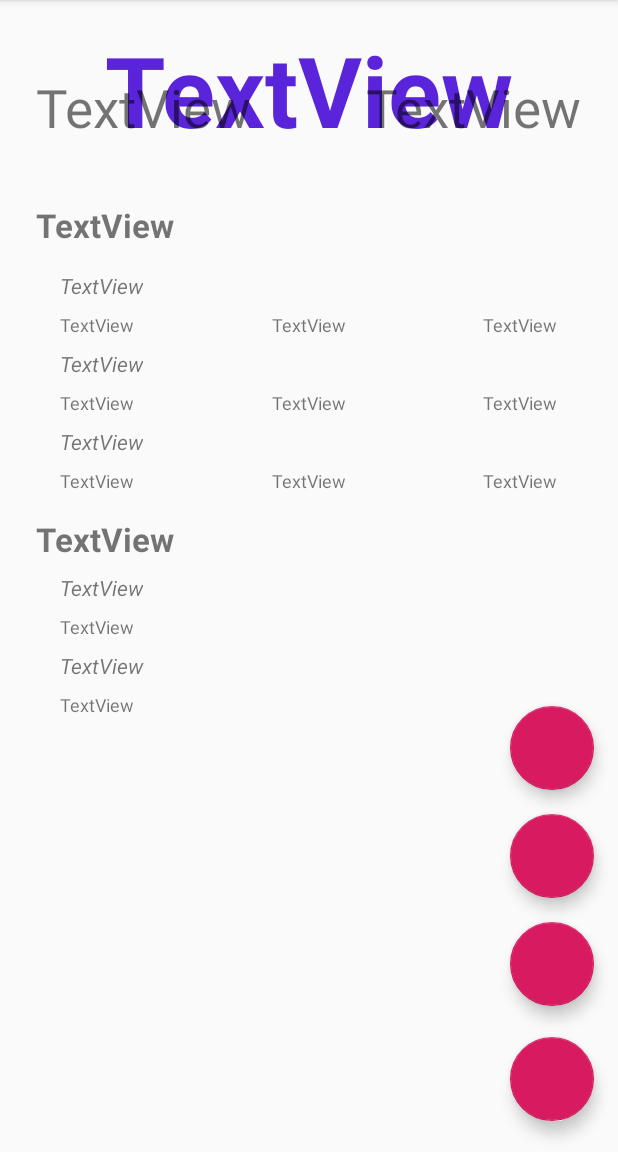
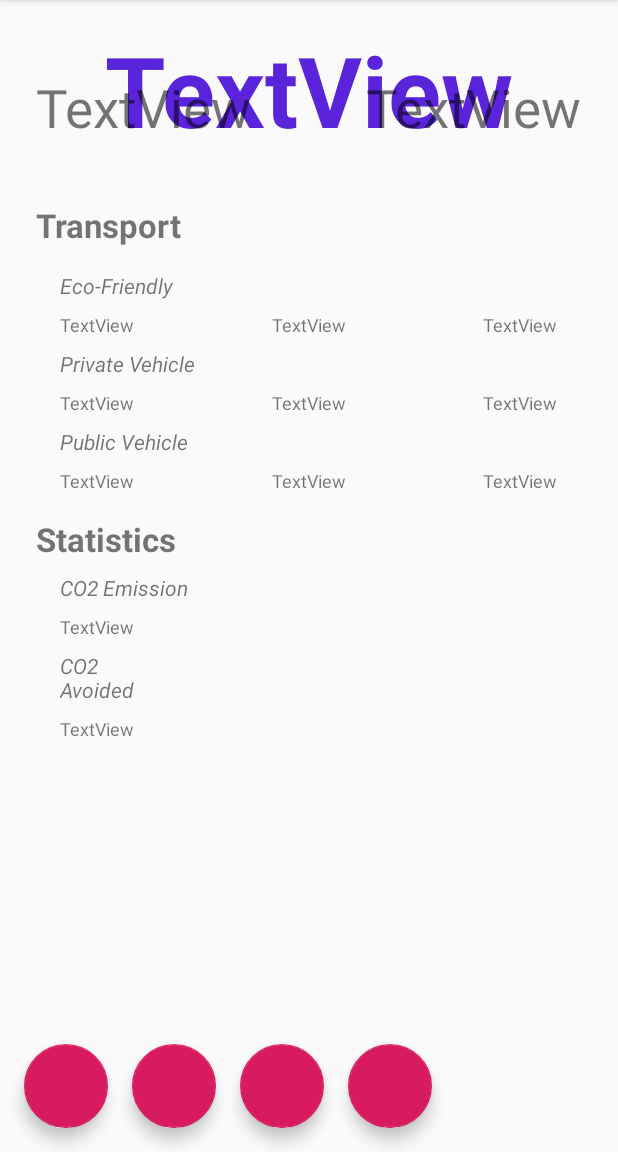
Before and after one commit to MiguelSanchezP/HackUPC2019, an Android app: the screen it shows after launch (MainActivity), on a phone screen of 412 x 824 dp, the part 84-1236 px from its top. Run offline under Robolectric (Android 15) with nearby library versions, the phone set to English and light mode, and no system bars.

Commit message:
Changed aesthetics and changed fixed textViews

```diff
--- a/app/src/main/res/layout/content_main.xml
+++ b/app/src/main/res/layout/content_main.xml
@@ -53,7 +53,7 @@
         android:layout_height="wrap_content"
         android:layout_marginStart="24dp"
         android:layout_marginTop="32dp"
-        android:text="TextView"
+        android:text="Transport"
         android:textSize="22sp"
         android:textStyle="bold"
         app:layout_constraintStart_toStartOf="parent"
@@ -66,7 +66,7 @@
         android:layout_height="wrap_content"
         android:layout_marginStart="16dp"
         android:layout_marginTop="16dp"
-        android:text="TextView"
+        android:text="Eco-Friendly"
         android:textStyle="italic"
         app:layout_constraintStart_toStartOf="@+id/Transport"
         app:layout_constraintTop_toBottomOf="@+id/Transport"
@@ -118,7 +118,7 @@
         android:layout_width="wrap_content"
         android:layout_height="wrap_content"
         android:layout_marginTop="8dp"
-        android:text="TextView"
+        android:text="Private Vehicle"
         android:textStyle="italic"
         app:layout_constraintStart_toStartOf="@+id/EcoFriendly"
         app:layout_constraintTop_toBottomOf="@+id/PercentageEco"
@@ -170,7 +170,7 @@
         android:layout_width="wrap_content"
         android:layout_height="wrap_content"
         android:layout_marginTop="8dp"
-        android:text="TextView"
+        android:text="Public Vehicle"
         android:textStyle="italic"
         app:layout_constraintStart_toStartOf="@+id/PercentagePrivate"
         app:layout_constraintTop_toBottomOf="@+id/PercentagePrivate"
@@ -222,16 +222,10 @@
         android:layout_width="wrap_content"
         android:layout_height="wrap_content"
         android:layout_marginStart="16dp"
-        android:layout_marginTop="16dp"
-        android:layout_marginEnd="16dp"
         android:layout_marginBottom="16dp"
         android:clickable="true"
         app:layout_constraintBottom_toBottomOf="parent"
-        app:layout_constraintEnd_toEndOf="parent"
-        app:layout_constraintHorizontal_bias="1.0"
         app:layout_constraintStart_toStartOf="parent"
-        app:layout_constraintTop_toTopOf="parent"
-        app:layout_constraintVertical_bias="0.88"
         app:srcCompat="?attr/colorAccent" />
 
     <TextView
@@ -240,7 +234,7 @@
         android:layout_height="wrap_content"
         android:layout_marginStart="24dp"
         android:layout_marginTop="16dp"
-        android:text="TextView"
+        android:text="Statistics"
         android:textSize="22sp"
         android:textStyle="bold"
         app:layout_constraintStart_toStartOf="parent"
@@ -253,7 +247,7 @@
         android:layout_height="wrap_content"
         android:layout_marginStart="16dp"
         android:layout_marginTop="8dp"
-        android:text="TextView"
+        android:text="CO2 Emission"
         android:textStyle="italic"
         app:layout_constraintStart_toStartOf="@+id/Statistics"
         app:layout_constraintTop_toBottomOf="@+id/Statistics"
@@ -264,7 +258,7 @@
         android:layout_width="78dp"
         android:layout_height="wrap_content"
         android:layout_marginTop="8dp"
-        android:text="TextView"
+        android:text="CO2 Avoided"
         android:textStyle="italic"
         app:layout_constraintStart_toStartOf="@+id/ValEmission"
         app:layout_constraintTop_toBottomOf="@+id/ValEmission"
@@ -297,36 +291,31 @@
         android:layout_width="wrap_content"
         android:layout_height="wrap_content"
         android:layout_marginStart="16dp"
-        android:layout_marginTop="16dp"
-        android:layout_marginEnd="16dp"
         android:layout_marginBottom="16dp"
         android:clickable="true"
         app:layout_constraintBottom_toBottomOf="parent"
-        app:layout_constraintEnd_toEndOf="parent"
-        app:layout_constraintHorizontal_bias="1.0"
-        app:layout_constraintStart_toStartOf="parent"
-        app:layout_constraintTop_toBottomOf="@+id/PlottingButton"
+        app:layout_constraintStart_toEndOf="@+id/PlottingButton"
         app:srcCompat="?attr/colorAccent" />
 
     <com.google.android.material.floatingactionbutton.FloatingActionButton
         android:id="@+id/SavingButton"
         android:layout_width="wrap_content"
         android:layout_height="wrap_content"
-        android:layout_marginEnd="16dp"
+        android:layout_marginStart="16dp"
         android:layout_marginBottom="16dp"
         android:clickable="true"
-        app:layout_constraintBottom_toTopOf="@+id/PlottingButton"
-        app:layout_constraintEnd_toEndOf="parent"
+        app:layout_constraintBottom_toBottomOf="parent"
+        app:layout_constraintStart_toEndOf="@+id/PendingButton"
         app:srcCompat="?attr/colorAccent" />
 
     <com.google.android.material.floatingactionbutton.FloatingActionButton
         android:id="@+id/LoadingButton"
         android:layout_width="wrap_content"
         android:layout_height="wrap_content"
-        android:layout_marginEnd="16dp"
+        android:layout_marginStart="16dp"
         android:layout_marginBottom="16dp"
         android:clickable="true"
-        app:layout_constraintBottom_toTopOf="@+id/SavingButton"
-        app:layout_constraintEnd_toEndOf="parent"
+        app:layout_constraintBottom_toBottomOf="parent"
+        app:layout_constraintStart_toEndOf="@+id/SavingButton"
         app:srcCompat="?attr/colorAccent" />
 </androidx.constraintlayout.widget.ConstraintLayout>
```
